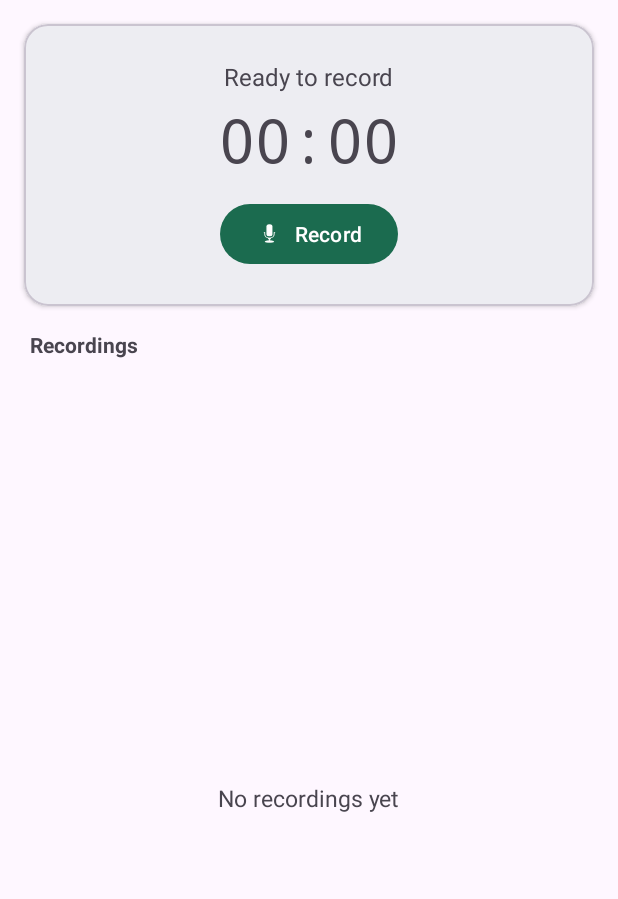
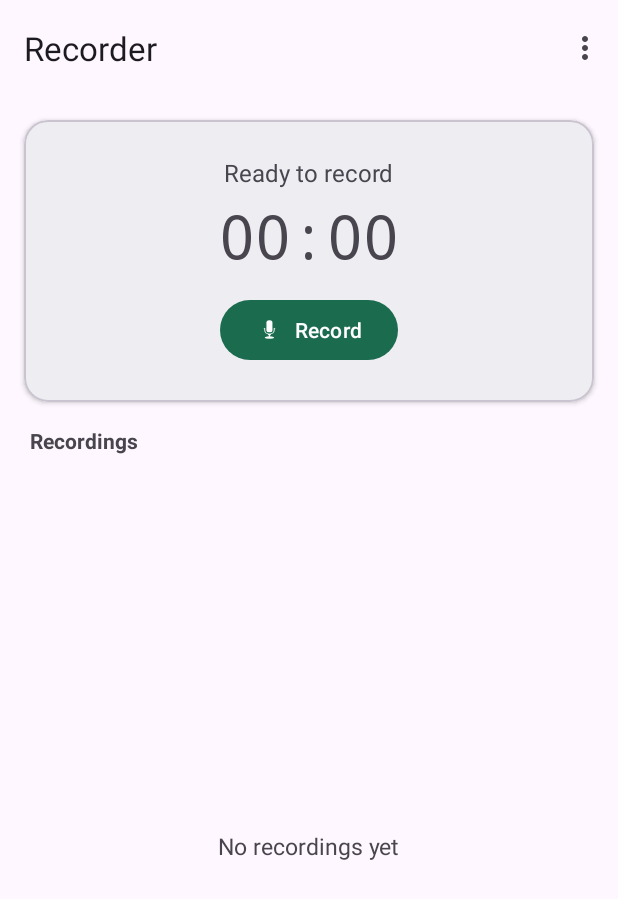
Before and after one commit to GreySpear/Apps, an Android app: the screen it shows after launch (MainActivity), on a phone screen of 412 x 824 dp. Shown: the top 899 px of the screen. Run offline under Robolectric (Android 15) with nearby library versions, the phone set to English and light mode, and no system bars; our stand-ins replace Room's generated code; 1 statement that could not run was skipped.

Commit message:
Implement Step 6: hardening — model-size picker and dependency audit
Add toolbar with overflow menu for Whisper model selection (tiny/base/small).
Selected model stored in SharedPreferences, releases loaded model on switch.
Dependency audit confirms all deps are AndroidX with no telemetry or
phone-home behavior.

```diff
--- a/Recorder/app/src/main/res/layout/activity_main.xml
+++ b/Recorder/app/src/main/res/layout/activity_main.xml
@@ -7,6 +7,16 @@
     android:layout_height="match_parent"
     tools:context=".MainActivity">
 
+    <com.google.android.material.appbar.MaterialToolbar
+        android:id="@+id/toolbar"
+        android:layout_width="0dp"
+        android:layout_height="?attr/actionBarSize"
+        android:background="?attr/colorSurface"
+        app:title="@string/app_name"
+        app:layout_constraintTop_toTopOf="parent"
+        app:layout_constraintStart_toStartOf="parent"
+        app:layout_constraintEnd_toEndOf="parent" />
+
     <!-- Recording controls -->
     <com.google.android.material.card.MaterialCardView
         android:id="@+id/cardControls"
@@ -15,7 +25,7 @@
         android:layout_margin="16dp"
         app:cardElevation="2dp"
         app:cardCornerRadius="16dp"
-        app:layout_constraintTop_toTopOf="parent"
+        app:layout_constraintTop_toBottomOf="@id/toolbar"
         app:layout_constraintStart_toStartOf="parent"
         app:layout_constraintEnd_toEndOf="parent">
 
--- /dev/null
+++ b/Recorder/app/src/main/res/menu/main_menu.xml
@@ -0,0 +1,10 @@
+<?xml version="1.0" encoding="utf-8"?>
+<menu xmlns:android="http://schemas.android.com/apk/res/android"
+    xmlns:app="http://schemas.android.com/apk/res-auto">
+
+    <item
+        android:id="@+id/menu_model"
+        android:title="@string/model_settings"
+        app:showAsAction="never" />
+
+</menu>
--- a/Recorder/app/src/main/res/values/strings.xml
+++ b/Recorder/app/src/main/res/values/strings.xml
@@ -25,4 +25,6 @@
     <string name="transcription_failed">Transcription failed</string>
     <string name="model_download_failed">Model download failed</string>
     <string name="model_settings">Whisper Model</string>
+    <string name="model_current">Current model: %1$s</string>
+    <string name="model_delete_confirm">Delete the %1$s model (%2$dMB)?</string>
 </resources>
```
Also changed, not shown: Recorder/app/src/main/java/com/greyspear/recorder/MainActivity.kt (+105 -4 lines), 1 other file.
